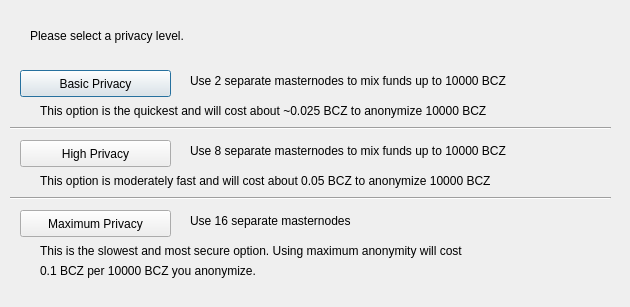
This is src/qt/forms/obfuscationconfig.ui in Carbon-Zero/CarbonZero as Qt 5 draws it before an edit. The edited form follows.
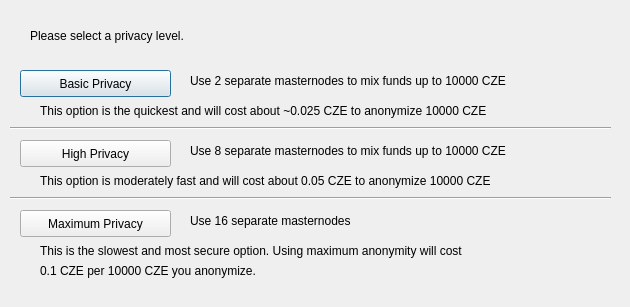
This is the edited form.

What changed in the file:
```diff
--- a/src/qt/forms/obfuscationconfig.ui
+++ b/src/qt/forms/obfuscationconfig.ui
@@ -75,7 +75,7 @@
     </rect>
    </property>
    <property name="text">
-    <string>Use 2 separate masternodes to mix funds up to 10000 BCZ</string>
+    <string>Use 2 separate masternodes to mix funds up to 10000 CZE</string>
    </property>
   </widget>
   <widget class="QLabel" name="label_3">
@@ -88,7 +88,7 @@
     </rect>
    </property>
    <property name="text">
-    <string>Use 8 separate masternodes to mix funds up to 10000 BCZ</string>
+    <string>Use 8 separate masternodes to mix funds up to 10000 CZE</string>
    </property>
   </widget>
   <widget class="QLabel" name="label_4">
@@ -114,7 +114,7 @@
     </rect>
    </property>
    <property name="text">
-    <string>This option is the quickest and will cost about ~0.025 BCZ to anonymize 10000 BCZ</string>
+    <string>This option is the quickest and will cost about ~0.025 CZE to anonymize 10000 CZE</string>
    </property>
   </widget>
   <widget class="QLabel" name="label_7">
@@ -127,7 +127,7 @@
     </rect>
    </property>
    <property name="text">
-    <string>This option is moderately fast and will cost about 0.05 BCZ to anonymize 10000 BCZ</string>
+    <string>This option is moderately fast and will cost about 0.05 CZE to anonymize 10000 CZE</string>
    </property>
   </widget>
   <widget class="QLabel" name="label_8">
@@ -153,7 +153,7 @@
     </rect>
    </property>
    <property name="text">
-    <string>0.1 BCZ per 10000 BCZ you anonymize.</string>
+    <string>0.1 CZE per 10000 CZE you anonymize.</string>
    </property>
   </widget>
   <widget class="Line" name="line">
```
